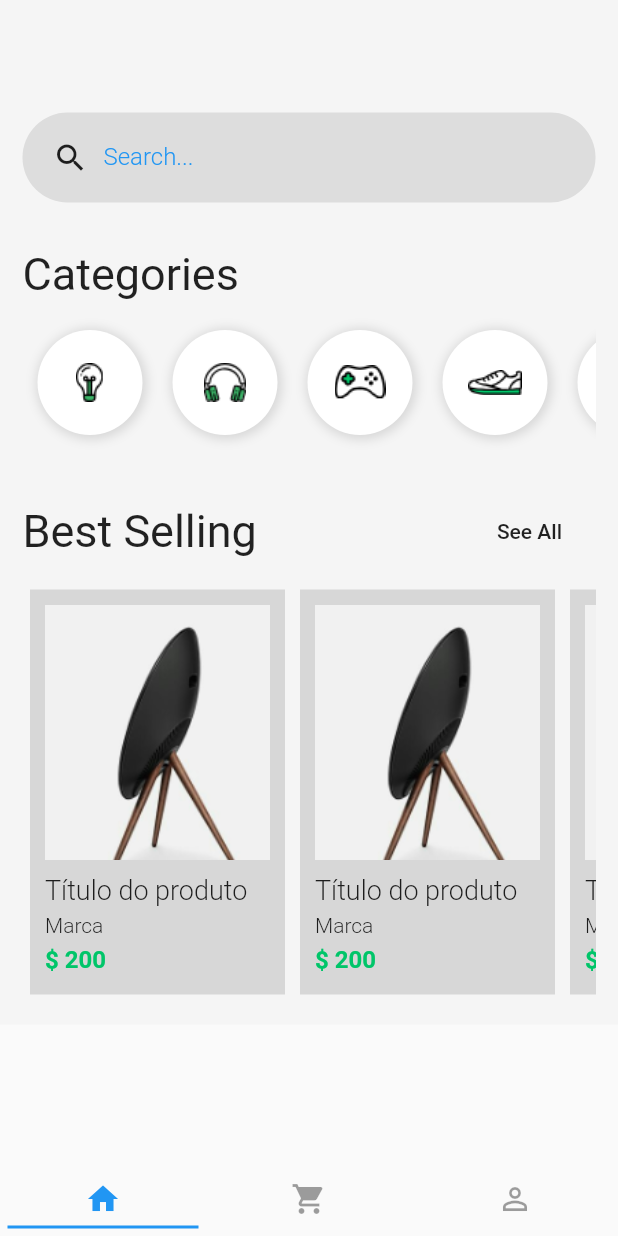
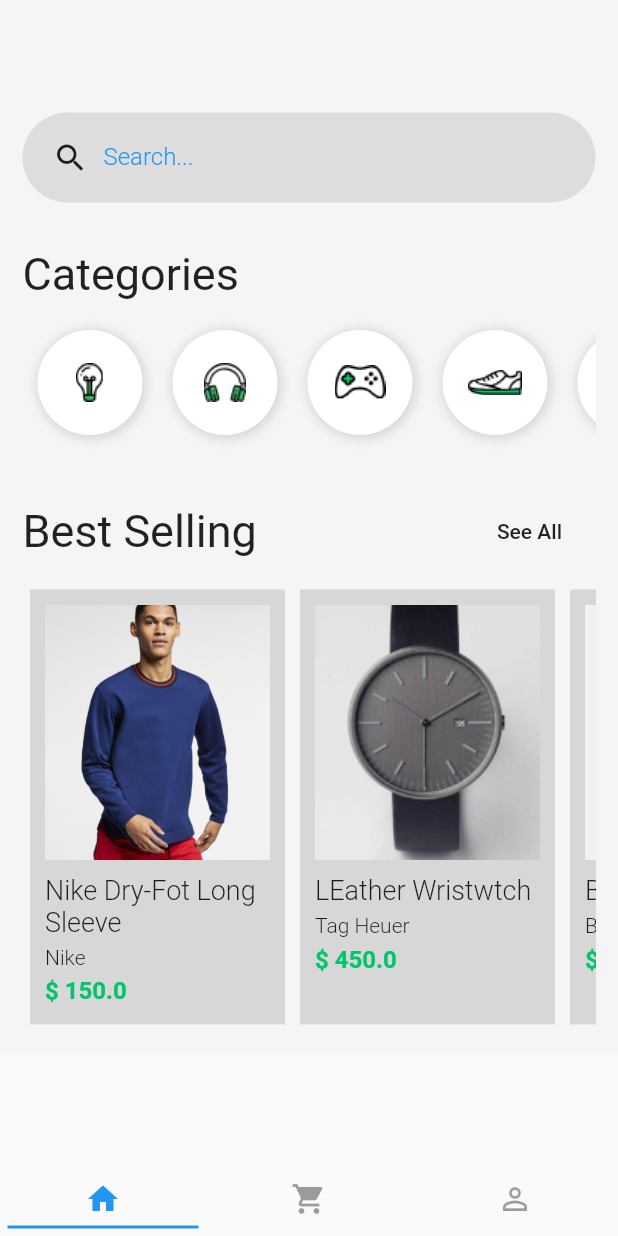
Before and after one commit to rodrigofelipejr/flutter-dart-balta.io, a Flutter app: the screen it shows after launch, on a phone screen of 412 x 824 dp. Run offline on Flutter 3.47's test engine with Material 2 defaults, Android fonts, the phone set to English and light mode, and no system bars; our stand-ins replace flutter_masked_text, shared_preferences.

Commit message:
Dominando Layouts no Flutter - Product Item Widget

```diff
--- a/app_shopping/lib/pages/home.page.dart
+++ b/app_shopping/lib/pages/home.page.dart
@@ -1,5 +1,6 @@
 import 'package:app_shopping/pages/product.page.dart';
 import 'package:app_shopping/widgets/category/category-list-widget.dart';
+import 'package:app_shopping/widgets/product/product-card-widget.dart';
 import 'package:app_shopping/widgets/search-box.widget.dart';
 import 'package:flutter/material.dart';
 
@@ -58,7 +59,7 @@ class HomePage extends StatelessWidget {
                 height: 10,
               ),
               Container(
-                height: 280,
+                height: 300,
                 child: productList(context),
               ),
             ],
@@ -74,76 +75,33 @@ Widget productList(BuildContext context) {
     child: ListView(
       scrollDirection: Axis.horizontal,
       children: [
-        productItem(context),
-        productItem(context),
-        productItem(context),
-        productItem(context),
-        productItem(context),
+        ProductCard(
+          title: "Nike Dry-Fot Long Sleeve",
+          brand: "Nike",
+          image: "assets/product-10.png",
+          price: 150,
+        ),
+        ProductCard(
+          title: "LEather Wristwtch",
+          brand: "Tag Heuer",
+          image: "assets/product-2.png",
+          price: 450,
+        ),
+        ProductCard(
+          title: "BeoPLay Speaker",
+          brand: "Bang and Olufsen",
+          image: "assets/product-1.png",
+          price: 755,
+        ),
+        ProductCard(
+          title: "Smart bluetooh Speaker",
+          brand: "Google inc.",
+          image: "assets/product-3.png",
+          price: 900,
+        ),
       ],
     ),
   );
 }
 
-Widget productItem(BuildContext context) {
-  return Container(
-    padding: EdgeInsets.all(10),
-    margin: EdgeInsets.all(5),
-    width: 170,
-    color: Colors.black12,
-    child: Column(
-      crossAxisAlignment: CrossAxisAlignment.start,
-      children: [
-        GestureDetector(
-          onTap: () {
-            Navigator.push(
-              context,
-              MaterialPageRoute(
-                builder: (context) => ProductPage(),
-              ),
-            );
-          },
-          child: Image.asset(
-            "assets/product-1.png",
-            width: 170,
-            height: 170,
-            fit: BoxFit
-                .cover, /* largura 100%  e altura 100%, sem distorcer a imagem */
-          ),
-        ),
-        SizedBox(
-          height: 10,
-        ),
-        Container(
-          child: Text(
-            "Título do produto",
-            style: TextStyle(
-              fontSize: 18,
-              fontWeight: FontWeight.w300,
-            ),
-          ),
-        ),
-        SizedBox(
-          height: 5,
-        ),
-        Text(
-          "Marca",
-          style: TextStyle(
-            fontSize: 14,
-            fontWeight: FontWeight.w300,
-          ),
-        ),
-        SizedBox(
-          height: 5,
-        ),
-        Text(
-          "\$ 200",
-          style: TextStyle(
-            fontSize: 16,
-            fontWeight: FontWeight.bold,
-            color: Color(0xFF00C569),
-          ),
-        ),
-      ],
-    ),
-  );
-}
+Widget productItem(BuildContext context) {}
--- /dev/null
+++ b/app_shopping/lib/widgets/product/product-card-widget.dart
@@ -0,0 +1,81 @@
+import 'package:app_shopping/pages/product.page.dart';
+import 'package:flutter/material.dart';
+
+class ProductCard extends StatelessWidget {
+  final String image;
+  final String title;
+  final String brand;
+  final double price;
+
+  ProductCard({
+    @required this.image,
+    @required this.title,
+    @required this.brand,
+    @required this.price,
+  });
+
+  @override
+  Widget build(BuildContext context) {
+    return Container(
+      padding: EdgeInsets.all(10),
+      margin: EdgeInsets.all(5),
+      width: 170,
+      color: Colors.black12,
+      child: Column(
+        crossAxisAlignment: CrossAxisAlignment.start,
+        children: [
+          GestureDetector(
+            onTap: () {
+              Navigator.push(
+                context,
+                MaterialPageRoute(
+                  builder: (context) => ProductPage(),
+                ),
+              );
+            },
+            child: Image.asset(
+              image,
+              width: 170,
+              height: 170,
+              fit: BoxFit
+                  .cover, /* largura 100%  e altura 100%, sem distorcer a imagem */
+            ),
+          ),
+          SizedBox(
+            height: 10,
+          ),
+          Container(
+            child: Text(
+              title,
+              style: TextStyle(
+                fontSize: 18,
+                fontWeight: FontWeight.w300,
+              ),
+            ),
+          ),
+          SizedBox(
+            height: 5,
+          ),
+          Text(
+            brand,
+            style: TextStyle(
+              fontSize: 14,
+              fontWeight: FontWeight.w300,
+            ),
+          ),
+          SizedBox(
+            height: 5,
+          ),
+          Text(
+            "\$ $price",
+            style: TextStyle(
+              fontSize: 16,
+              fontWeight: FontWeight.bold,
+              color: Color(0xFF00C569),
+            ),
+          ),
+        ],
+      ),
+    );
+  }
+}
```
